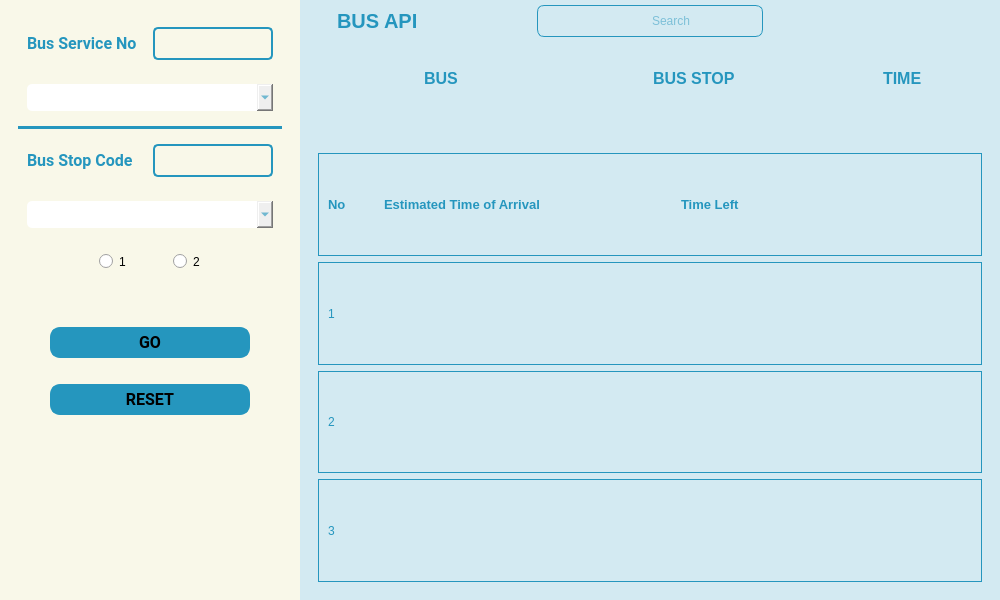
Old version of the form SGBusApp/page2.ui in the repository FaithWH14/project_2024.
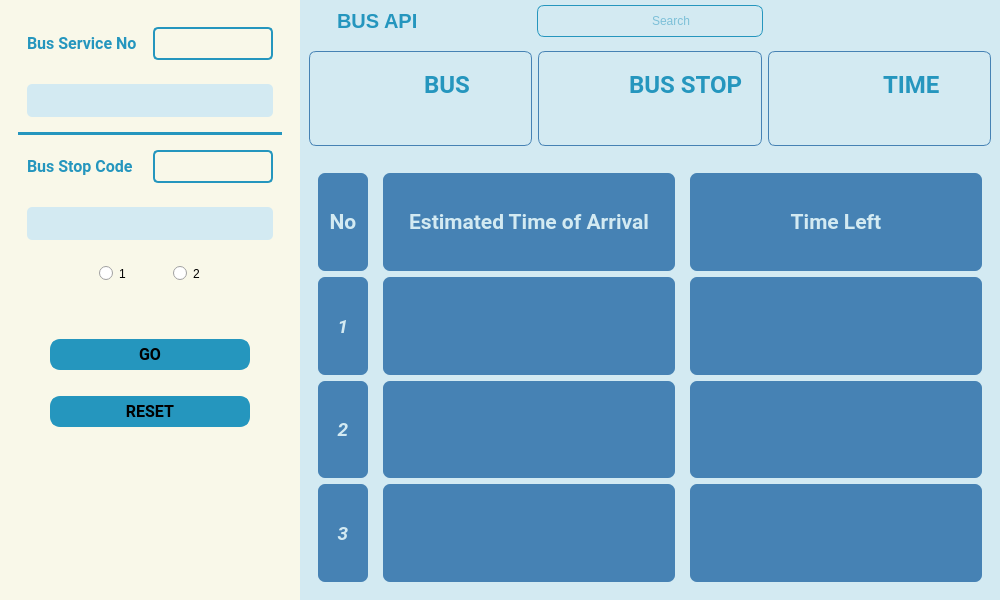
New version of the form. Icons and pictures are not drawn.

Commit message: cpp-02-03: style and design the ui

```diff
--- a/SGBusApp/page2.ui
+++ b/SGBusApp/page2.ui
@@ -67,9 +67,36 @@
 	color:#2596be;
 }
 #busServiceCombo,#busStopCombo{
-	padding:4px;
+	padding:6px;
 	border-radius:5px;
 	color:#2596be;
+}
+#record,#record1,#record2,#record3{
+	border:0px;
+}
+#noText, #etaText, #timeLeftText, #No1,#eta1,#timeLeft1, #No2,#eta2,#timeLeft2, #No3,#eta3,#timeLeft3{
+	background-color:#4682B4;
+	border-radius:7px;
+	color: #d3eaf2;
+}
+#card1,#card2,#card3{
+	border:1px solid#4682B4;
+	border-radius:7px;
+}
+QComboBox{
+	background-color:#d3eaf2;
+}
+QComboBox::editable{
+	background: white;
+}
+QComboBox::drop-down{
+	border:none;
+}
+QComboBox::down-arrow{
+	image: url(:/blueicons/assets/icons/blue/arrow-down.svg);
+	width:30px;
+	height:30px;
+	margin-right:30px;
 }</string>
    </property>
    <layout class="QHBoxLayout" name="horizontalLayout_2">
@@ -168,9 +195,19 @@
                <property name="font">
                 <font>
                  <family>Roboto</family>
-                 <pointsize>10</pointsize>
+                 <pointsize>12</pointsize>
+                 <italic>false</italic>
                 </font>
                </property>
+               <property name="iconSize">
+                <size>
+                 <width>16</width>
+                 <height>16</height>
+                </size>
+               </property>
+               <property name="placeholderText">
+                <string/>
+               </property>
               </widget>
              </item>
             </layout>
@@ -248,7 +285,7 @@
                <property name="font">
                 <font>
                  <family>Roboto</family>
-                 <pointsize>10</pointsize>
+                 <pointsize>12</pointsize>
                 </font>
                </property>
               </widget>
@@ -649,7 +686,8 @@
                  <widget class="QLabel" name="label_6">
                   <property name="font">
                    <font>
-                    <pointsize>12</pointsize>
+                    <family>Roboto</family>
+                    <pointsize>18</pointsize>
                     <bold>true</bold>
                    </font>
                   </property>
@@ -663,9 +701,20 @@
              </item>
              <item>
               <widget class="QLabel" name="busInfo">
+               <property name="font">
+                <font>
+                 <family>Roboto</family>
+                 <pointsize>14</pointsize>
+                 <italic>true</italic>
+                 <bold>true</bold>
+                </font>
+               </property>
                <property name="text">
                 <string/>
                </property>
+               <property name="alignment">
+                <set>Qt::AlignCenter</set>
+               </property>
               </widget>
              </item>
             </layout>
@@ -703,7 +752,8 @@
                  <widget class="QLabel" name="label_7">
                   <property name="font">
                    <font>
-                    <pointsize>12</pointsize>
+                    <family>Roboto</family>
+                    <pointsize>18</pointsize>
                     <bold>true</bold>
                    </font>
                   </property>
@@ -717,9 +767,20 @@
              </item>
              <item>
               <widget class="QLabel" name="busStopInfo">
+               <property name="font">
+                <font>
+                 <family>Roboto</family>
+                 <pointsize>14</pointsize>
+                 <italic>true</italic>
+                 <bold>true</bold>
+                </font>
+               </property>
                <property name="text">
                 <string/>
                </property>
+               <property name="alignment">
+                <set>Qt::AlignCenter</set>
+               </property>
               </widget>
              </item>
             </layout>
@@ -757,7 +818,8 @@
                  <widget class="QLabel" name="label_9">
                   <property name="font">
                    <font>
-                    <pointsize>12</pointsize>
+                    <family>Roboto</family>
+                    <pointsize>18</pointsize>
                     <bold>true</bold>
                    </font>
                   </property>
@@ -771,9 +833,20 @@
              </item>
              <item>
               <widget class="QLabel" name="firstOrSecond">
+               <property name="font">
+                <font>
+                 <family>Roboto</family>
+                 <pointsize>14</pointsize>
+                 <italic>true</italic>
+                 <bold>true</bold>
+                </font>
+               </property>
                <property name="text">
                 <string/>
                </property>
+               <property name="alignment">
+                <set>Qt::AlignCenter</set>
+               </property>
               </widget>
              </item>
             </layout>
@@ -809,6 +882,21 @@
                 <enum>QFrame::Raised</enum>
                </property>
                <layout class="QHBoxLayout" name="horizontalLayout_13">
+                <property name="spacing">
+                 <number>15</number>
+                </property>
+                <property name="leftMargin">
+                 <number>0</number>
+                </property>
+                <property name="topMargin">
+                 <number>0</number>
+                </property>
+                <property name="rightMargin">
+                 <number>0</number>
+                </property>
+                <property name="bottomMargin">
+                 <number>0</number>
+                </property>
                 <item>
                  <widget class="QLabel" name="No2">
                   <property name="maximumSize">
@@ -817,23 +905,56 @@
                     <height>16777215</height>
                    </size>
                   </property>
+                  <property name="font">
+                   <font>
+                    <family>Roboto</family>
+                    <pointsize>14</pointsize>
+                    <italic>true</italic>
+                    <bold>true</bold>
+                   </font>
+                  </property>
                   <property name="text">
                    <string>2</string>
                   </property>
+                  <property name="alignment">
+                   <set>Qt::AlignCenter</set>
+                  </property>
                  </widget>
                 </item>
                 <item>
                  <widget class="QLabel" name="eta2">
+                  <property name="font">
+                   <font>
+                    <family>Roboto</family>
+                    <pointsize>15</pointsize>
+                    <italic>true</italic>
+                    <bold>true</bold>
+                   </font>
+                  </property>
                   <property name="text">
                    <string/>
                   </property>
+                  <property name="alignment">
+                   <set>Qt::AlignCenter</set>
+                  </property>
                  </widget>
                 </item>
                 <item>
                  <widget class="QLabel" name="timeLeft2">
+                  <property name="font">
+                   <font>
+                    <family>Roboto</family>
+                    <pointsize>15</pointsize>
+                    <italic>true</italic>
+                    <bold>true</bold>
+                   </font>
+                  </property>
                   <property name="text">
                    <string/>
                   </property>
+                  <property name="alignment">
+                   <set>Qt::AlignCenter</set>
+                  </property>
                  </widget>
                 </item>
                </layout>
@@ -848,6 +969,21 @@
                 <enum>QFrame::Raised</enum>
                </property>
                <layout class="QHBoxLayout" name="horizontalLayout_14">
+                <property name="spacing">
+                 <number>15</number>
+                </property>
+                <property name="leftMargin">
+                 <number>0</number>
+                </property>
+                <property name="topMargin">
+                 <number>0</number>
+                </property>
+                <property name="rightMargin">
+                 <number>0</number>
+                </property>
+                <property name="bottomMargin">
+                 <number>0</number>
+                </property>
                 <item>
                  <widget class="QLabel" name="No3">
                   <property name="maximumSize">
@@ -856,23 +992,56 @@
                     <height>16777215</height>
                    </size>
                   </property>
+                  <property name="font">
+                   <font>
+                    <family>Roboto</family>
+                    <pointsize>14</pointsize>
+                    <italic>true</italic>
+                    <bold>true</bold>
+                   </font>
+                  </property>
                   <property name="text">
                    <string>3</string>
                   </property>
+                  <property name="alignment">
+                   <set>Qt::AlignCenter</set>
+                  </property>
                  </widget>
                 </item>
                 <item>
                  <widget class="QLabel" name="eta3">
+                  <property name="font">
+                   <font>
+                    <family>Roboto</family>
+                    <pointsize>15</pointsize>
+                    <italic>true</italic>
+                    <bold>true</bold>
+                   </font>
+                  </property>
                   <property name="text">
                    <string/>
                   </property>
+                  <property name="alignment">
+                   <set>Qt::AlignCenter</set>
+                  </property>
                  </widget>
                 </item>
                 <item>
                  <widget class="QLabel" name="timeLeft3">
+                  <property name="font">
+                   <font>
+                    <family>Roboto</family>
+                    <pointsize>15</pointsize>
+                    <italic>true</italic>
+                    <bold>true</bold>
+                   </font>
+                  </property>
                   <property name="text">
                    <string/>
                   </property>
+                  <property name="alignment">
+                   <set>Qt::AlignCenter</set>
+                  </property>
                  </widget>
                 </item>
                </layout>
@@ -887,6 +1056,21 @@
                 <enum>QFrame::Raised</enum>
                </property>
                <layout class="QHBoxLayout" name="horizontalLayout_12">
+                <property name="spacing">
+                 <number>15</number>
+                </property>
+                <property name="leftMargin">
+                 <number>0</number>
+                </property>
+                <property name="topMargin">
+                 <number>0</number>
+                </property>
+                <property name="rightMargin">
+                 <number>0</number>
+                </property>
+                <property name="bottomMargin">
+                 <number>0</number>
+                </property>
                 <item>
                  <widget class="QLabel" name="No1">
                   <property name="maximumSize">
@@ -895,23 +1079,56 @@
                     <height>16777215</height>
                    </size>
                   </property>
+                  <property name="font">
+                   <font>
+                    <family>Roboto</family>
+                    <pointsize>14</pointsize>
+                    <italic>true</italic>
+                    <bold>true</bold>
+                   </font>
+                  </property>
                   <property name="text">
                    <string>1</string>
                   </property>
+                  <property name="alignment">
+                   <set>Qt::AlignCenter</set>
+                  </property>
                  </widget>
                 </item>
                 <item>
                  <widget class="QLabel" name="eta1">
+                  <property name="font">
+                   <font>
+                    <family>Roboto</family>
+                    <pointsize>15</pointsize>
+                    <italic>true</italic>
+                    <bold>true</bold>
+                   </font>
+                  </property>
                   <property name="text">
                    <string/>
                   </property>
+                  <property name="alignment">
+                   <set>Qt::AlignCenter</set>
+                  </property>
                  </widget>
                 </item>
                 <item>
                  <widget class="QLabel" name="timeLeft1">
+                  <property name="font">
+                   <font>
+                    <family>Roboto</family>
+                    <pointsize>15</pointsize>
+                    <italic>true</italic>
+                    <bold>true</bold>
+                   </font>
+                  </property>
                   <property name="text">
                    <string/>
                   </property>
+                  <property name="alignment">
+                   <set>Qt::AlignCenter</set>
+                  </property>
                  </widget>
                 </item>
                </layout>
@@ -926,6 +1143,21 @@
                 <enum>QFrame::Raised</enum>
                </property>
                <layout class="QHBoxLayout" name="horizontalLayout_15">
+                <property name="spacing">
+                 <number>15</number>
+                </property>
+                <property name="leftMargin">
+                 <number>0</number>
+                </property>
+                <property name="topMargin">
+                 <number>0</number>
+                </property>
+                <property name="rightMargin">
+                 <number>0</number>
+                </property>
+                <property name="bottomMargin">
+                 <number>0</number>
+                </property>
                 <item>
                  <widget class="QLabel" name="noText">
                   <property name="maximumSize">
@@ -936,39 +1168,51 @@
                   </property>
                   <property name="font">
                    <font>
-                    <pointsize>10</pointsize>
+                    <family>Roboto</family>
+                    <pointsize>16</pointsize>
                     <bold>true</bold>
                    </font>
                   </property>
                   <property name="text">
                    <string>No</string>
                   </property>
+                  <property name="alignment">
+                   <set>Qt::AlignCenter</set>
+                  </property>
                  </widget>
                 </item>
                 <item>
                  <widget class="QLabel" name="etaText">
                   <property name="font">
                    <font>
-                    <pointsize>10</pointsize>
+                    <family>Roboto</family>
+                    <pointsize>16</pointsize>
                     <bold>true</bold>
                    </font>
                   </property>
                   <property name="text">
                    <string>Estimated Time of Arrival</string>
                   </property>
+                  <property name="alignment">
+                   <set>Qt::AlignCenter</set>
+                  </property>
                  </widget>
                 </item>
                 <item>
                  <widget class="QLabel" name="timeLeftText">
                   <property name="font">
                    <font>
-                    <pointsize>10</pointsize>
+                    <family>Roboto</family>
+                    <pointsize>16</pointsize>
                     <bold>true</bold>
                    </font>
                   </property>
                   <property name="text">
                    <string>Time Left</string>
                   </property>
+                  <property name="alignment">
+                   <set>Qt::AlignCenter</set>
+                  </property>
                  </widget>
                 </item>
                </layout>
```
The commit also changes 5 other files.
